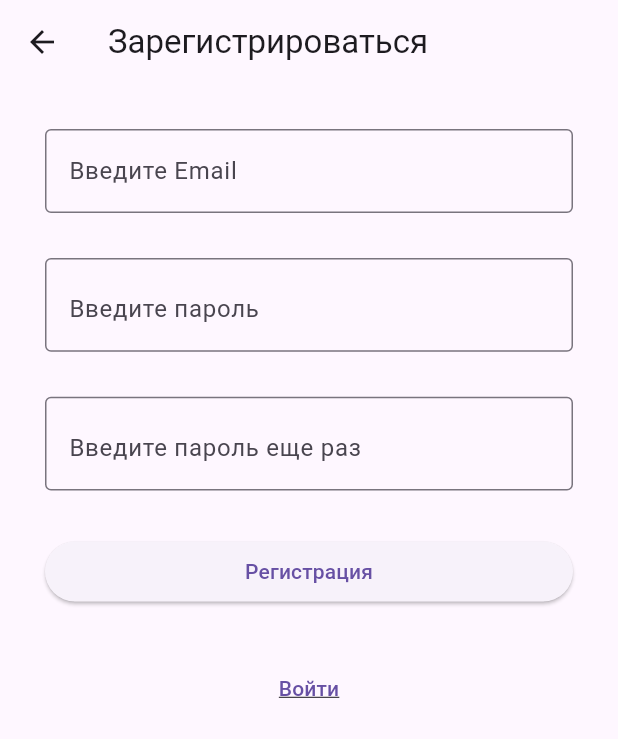
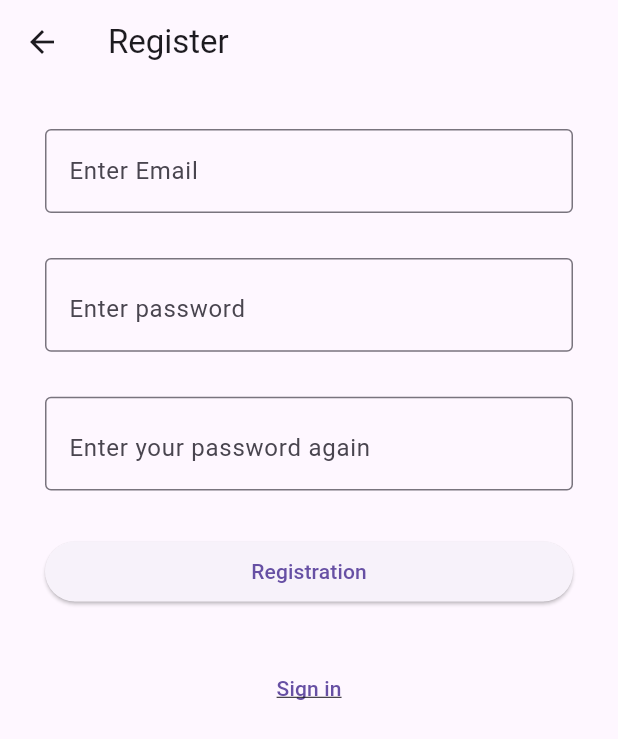
Before and after one commit to Angelina2708/fdart, a Flutter app: the SignUpScreen screen opened by its route, on a phone screen of 412 x 824 dp. Shown: the top 739 px of the screen. Run offline on Flutter 3.47's test engine with Material 3 defaults, Android fonts, the light colour scheme and no system bars; our stand-ins replace email_validator, firebase_auth, firebase_core, fl_chart; accounts and stored records are empty.

Commit message:
change smth

```diff
--- a/kursova/lib/main.dart
+++ b/kursova/lib/main.dart
@@ -42,7 +42,7 @@
         '/home': (context) => const HomeScreen(),
         '/account': (context) => const AccountScreen(),
         '/login': (context) => const LoginScreen(),
-        '/signup': (context) => const SignUpScreen(),//nnnnnnnnnnnnnnnnnnnnnnnnnn
+        '/signup': (context) => const SignUpScreen(),
         '/reset_password': (context) => const ResetPasswordScreen(),
         '/verify_email': (context) => const VerifyEmailScreen(),
       },
--- a/kursova/lib/screens/account_screen.dart
+++ b/kursova/lib/screens/account_screen.dart
@@ -32,7 +32,7 @@ class _AccountScreenState extends State<AccountScreen> {
             Icons.arrow_back_ios, // add custom icons also
           ),
         ),
-        title: const Text('Аккаунт'),
+        title: const Text('Account'),
         actions: [
           IconButton(
             icon: const Icon(Icons.logout),
@@ -45,10 +45,10 @@ class _AccountScreenState extends State<AccountScreen> {
         child: Column(
           mainAxisAlignment: MainAxisAlignment.center,
           children: [
-            Text('Ваш Email: ${user?.email}'),
+            Text('Your Email: ${user?.email}'),
             TextButton(
               onPressed: () => signOut(),
-              child: const Text('Выйти'),
+              child: const Text('Exit'),
             ),
           ],
         ),
--- a/kursova/lib/screens/home_screen.dart
+++ b/kursova/lib/screens/home_screen.dart
@@ -14,7 +14,7 @@ class HomeScreen extends StatelessWidget {
     return Scaffold(
       resizeToAvoidBottomInset: false,
       appBar: AppBar(
-        title: const Text('Главная страница'),
+        title: const Text('Main page'),
         actions: [
           IconButton(
             onPressed: () {
@@ -33,7 +33,7 @@ class HomeScreen extends StatelessWidget {
             },
             icon: Icon(
               Icons.person,
-              color: (user == null) ? Colors.white : Colors.yellow,
+              color: (user == null) ? Color.fromARGB(255, 255, 39, 39) : const Color.fromARGB(255, 114, 255, 59),
             ),
           ),
         ],
@@ -41,7 +41,7 @@ class HomeScreen extends StatelessWidget {
       body: SafeArea(
         child: Center(
           child: (user == null)
-              ? const Text("Контент для НЕ зарегистрированных в системе")
+              ? const Text("Please register first")
               : Test(),
           //child: Text('Контент для НЕ зарегистрированных в системе'),
         ),
--- a/kursova/lib/screens/login_screen.dart
+++ b/kursova/lib/screens/login_screen.dart
@@ -47,14 +47,14 @@ class _LoginScreenState extends State<LoginScreen> {
       if (e.code == 'user-not-found' || e.code == 'wrong-password') {
         SnackBarService.showSnackBar(
           context,
-          'Неправильный email или пароль. Повторите попытку',
+          'Incorrect email or password. Try again',
           true,
         );
         return;
       } else {
         SnackBarService.showSnackBar(
           context,
-          'Неизвестная ошибка! Попробуйте еще раз или обратитесь в поддержку.',
+          'Unknown error! Try again or contact support.',
           true,
         );
         return;
@@ -69,7 +69,7 @@ class _LoginScreenState extends State<LoginScreen> {
     return Scaffold(
       resizeToAvoidBottomInset: false,
       appBar: AppBar(
-        title: const Text('Войти'),
+        title: const Text('Sign in'),
       ),
       body: Padding(
         padding: const EdgeInsets.all(30.0),
@@ -83,11 +83,11 @@ class _LoginScreenState extends State<LoginScreen> {
                 controller: emailTextInputController,
                 validator: (email) =>
                     email != null && !EmailValidator.validate(email)
-                        ? 'Введите правильный Email'
+                        ? 'Enter correct Email'
                         : null,
                 decoration: const InputDecoration(
                   border: OutlineInputBorder(),
-                  hintText: 'Введите Email',
+                  hintText: 'Enter Email',
                 ),
               ),
               const SizedBox(height: 30),
@@ -96,12 +96,12 @@ class _LoginScreenState extends State<LoginScreen> {
                 controller: passwordTextInputController,
                 obscureText: isHiddenPassword,
                 validator: (value) => value != null && value.length < 6
-                    ? 'Минимум 6 символов'
+                    ? 'Minimum 6 characters'
                     : null,
                 autovalidateMode: AutovalidateMode.onUserInteraction,
                 decoration: InputDecoration(
                   border: const OutlineInputBorder(),
-                  hintText: 'Введите пароль',
+                  hintText: 'Enter password',
                   suffix: InkWell(
                     onTap: togglePasswordView,
                     child: Icon(
@@ -116,13 +116,13 @@ class _LoginScreenState extends State<LoginScreen> {
               const SizedBox(height: 30),
               ElevatedButton(
                 onPressed: login,
-                child: const Center(child: Text('Войти')),
+                child: const Center(child: Text('Sign in')),
               ),
               const SizedBox(height: 30),
               TextButton(
                 onPressed: () => Navigator.of(context).pushNamed('/signup'),
                 child: const Text(
-                  'Регистрация',
+                  'Registration',
                   style: TextStyle(
                     decoration: TextDecoration.underline,
                   ),
@@ -131,7 +131,7 @@ class _LoginScreenState extends State<LoginScreen> {
               TextButton(
                 onPressed: () =>
                     Navigator.of(context).pushNamed('/reset_password'),
-                child: const Text('Сбросить пароль'),
+                child: const Text('Reset the password'),
               ),
             ],
           ),
--- a/kursova/lib/screens/reset_password_screen.dart
+++ b/kursova/lib/screens/reset_password_screen.dart
@@ -37,14 +37,14 @@ class _ResetPasswordScreenState extends State<ResetPasswordScreen> {
       if (e.code == 'user-not-found') {
         SnackBarService.showSnackBar(
           context,
-          'Такой email незарегистрирован!',
+          'This email is not registered!',
           true,
         );
         return;
       } else {
         SnackBarService.showSnackBar(
           context,
-          'Неизвестная ошибка! Попробуйте еще раз или обратитесь в поддержку.',
+          'Unknown error! Try again or contact support.',
           true,
         );
         return;
@@ -52,7 +52,7 @@ class _ResetPasswordScreenState extends State<ResetPasswordScreen> {
     }
 
     const snackBar = SnackBar(
-      content: Text('Сброс пароля осуществен. Проверьте почту'),
+      content: Text('Resetting your password is now complete. Check your email'),
       backgroundColor: Colors.green,
     );
 
@@ -66,7 +66,7 @@ class _ResetPasswordScreenState extends State<ResetPasswordScreen> {
     return Scaffold(
       resizeToAvoidBottomInset: false,
       appBar: AppBar(
-        title: const Text('Сброс пароля'),
+        title: const Text('Password reset'),
       ),
       body: Padding(
         padding: const EdgeInsets.all(30.0),
@@ -80,17 +80,17 @@ class _ResetPasswordScreenState extends State<ResetPasswordScreen> {
                 controller: emailTextInputController,
                 validator: (email) =>
                     email != null && !EmailValidator.validate(email)
-                        ? 'Введите правильный Email'
+                        ? 'Enter correct Email'
                         : null,
                 decoration: const InputDecoration(
                   border: OutlineInputBorder(),
-                  hintText: 'Введите Email',
+                  hintText: 'Enter Email',
                 ),
               ),
               const SizedBox(height: 30),
               ElevatedButton(
                 onPressed: resetPassword,
-                child: const Center(child: Text('Сбросить пароль')),
+                child: const Center(child: Text('Password reset')),
               ),
             ],
           ),
--- a/kursova/lib/screens/signup_screen.dart
+++ b/kursova/lib/screens/signup_screen.dart
@@ -43,7 +43,7 @@ class _SignUpScreen extends State<SignUpScreen> {
         passwordTextRepeatInputController.text) {
       SnackBarService.showSnackBar(
         context,
-        'Пароли должны совпадать',
+        'Passwords must match',
         true,
       );
       return;
@@ -60,14 +60,14 @@ class _SignUpScreen extends State<SignUpScreen> {
       if (e.code == 'email-already-in-use') {
         SnackBarService.showSnackBar(
           context,
-          'Такой Email уже используется, повторите попытку с использованием другого Email',
+          'This Email is already in use, try again using a different Email',
           true,
         );
         return;
       } else {
         SnackBarService.showSnackBar(
           context,
-          'Неизвестная ошибка! Попробуйте еще раз или обратитесь в поддержку.',
+          'Unknown error! Try again or contact support.',
           true,
         );
       }
@@ -81,7 +81,7 @@ class _SignUpScreen extends State<SignUpScreen> {
     return Scaffold(
       resizeToAvoidBottomInset: false,
       appBar: AppBar(
-        title: const Text('Зарегистрироваться'),
+        title: const Text('Register'),
       ),
       body: Padding(
         padding: const EdgeInsets.all(30.0),
@@ -95,11 +95,11 @@ class _SignUpScreen extends State<SignUpScreen> {
                 controller: emailTextInputController,
                 validator: (email) =>
                     email != null && !EmailValidator.validate(email)
-                        ? 'Введите правильный Email'
+                        ? 'Enter correct Email'
                         : null,
                 decoration: const InputDecoration(
                   border: OutlineInputBorder(),
-                  hintText: 'Введите Email',
+                  hintText: 'Enter Email',
                 ),
               ),
               const SizedBox(height: 30),
@@ -109,11 +109,11 @@ class _SignUpScreen extends State<SignUpScreen> {
                 obscureText: isHiddenPassword,
                 autovalidateMode: AutovalidateMode.onUserInteraction,
                 validator: (value) => value != null && value.length < 6
-                    ? 'Минимум 6 символов'
+                    ? 'Minimum 6 characters'
                     : null,
                 decoration: InputDecoration(
                   border: const OutlineInputBorder(),
-                  hintText: 'Введите пароль',
+                  hintText: 'Enter password',
                   suffix: InkWell(
                     onTap: togglePasswordView,
                     child: Icon(
@@ -132,11 +132,11 @@ class _SignUpScreen extends State<SignUpScreen> {
                 obscureText: isHiddenPassword,
                 autovalidateMode: AutovalidateMode.onUserInteraction,
                 validator: (value) => value != null && value.length < 6
-                    ? 'Минимум 6 символов'
+                    ? 'Minimum 6 characters'
                     : null,
                 decoration: InputDecoration(
                   border: const OutlineInputBorder(),
-                  hintText: 'Введите пароль еще раз',
+                  hintText: 'Enter your password again',
                   suffix: InkWell(
                     onTap: togglePasswordView,
                     child: Icon(
@@ -151,13 +151,13 @@ class _SignUpScreen extends State<SignUpScreen> {
               const SizedBox(height: 30),
               ElevatedButton(
                 onPressed: signUp,
-                child: const Center(child: Text('Регистрация')),
+                child: const Center(child: Text('Registration')),
               ),
               const SizedBox(height: 30),
               TextButton(
                 onPressed: () => Navigator.of(context).pop(),
                 child: const Text(
-                  'Войти',
+                  'Sign in',
                   style: TextStyle(
                     decoration: TextDecoration.underline,
                   ),
--- a/kursova/lib/services/firebase_streem.dart
+++ b/kursova/lib/services/firebase_streem.dart
@@ -13,7 +13,7 @@ class FirebaseStream extends StatelessWidget {
       builder: (context, snapshot) {
         if (snapshot.hasError) {
           return const Scaffold(
-              body: Center(child: Text('Что-то пошло не так!')));
+              body: Center(child: Text('Something went wrong!')));
         } else if (snapshot.hasData) {
           if (!snapshot.data!.emailVerified) {
             return const VerifyEmailScreen();
```
Also changed, not shown: kursova/lib/screens/test.dart (+16 -4 lines), kursova/lib/screens/verify_email_screen.dart (+4 -4 lines).
